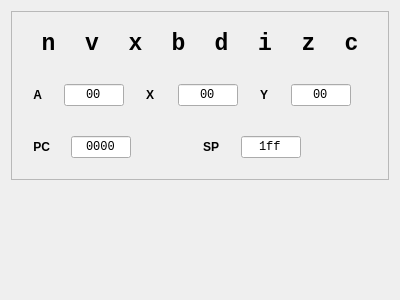
Before: the Qt Designer form debugger/src/reg_view.ui in Scoobadood/beem, drawn with Qt 5.
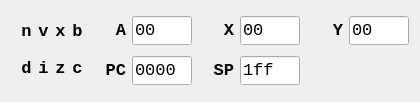
After: the same form once the commit is applied.

```diff
--- a/debugger/src/reg_view.ui
+++ b/debugger/src/reg_view.ui
@@ -6,71 +6,67 @@
    <rect>
     <x>0</x>
     <y>0</y>
-    <width>400</width>
-    <height>300</height>
+    <width>420</width>
+    <height>102</height>
    </rect>
   </property>
+  <property name="sizePolicy">
+   <sizepolicy hsizetype="Maximum" vsizetype="Maximum">
+    <horstretch>0</horstretch>
+    <verstretch>0</verstretch>
+   </sizepolicy>
+  </property>
+  <property name="minimumSize">
+   <size>
+    <width>420</width>
+    <height>102</height>
+   </size>
+  </property>
+  <property name="font">
+   <font>
+    <family>Courier New</family>
+    <pointsize>12</pointsize>
+   </font>
+  </property>
   <property name="windowTitle">
    <string>Form</string>
   </property>
-  <layout class="QVBoxLayout" name="verticalLayout_2">
-   <item alignment="Qt::AlignTop">
-    <widget class="QFrame" name="frame">
-     <property name="sizePolicy">
-      <sizepolicy hsizetype="Preferred" vsizetype="MinimumExpanding">
-       <horstretch>0</horstretch>
-       <verstretch>0</verstretch>
-      </sizepolicy>
-     </property>
-     <property name="frameShape">
-      <enum>QFrame::StyledPanel</enum>
-     </property>
-     <property name="frameShadow">
-      <enum>QFrame::Raised</enum>
-     </property>
-     <layout class="QVBoxLayout" name="verticalLayout">
+  <property name="styleSheet">
+   <string notr="true"/>
+  </property>
+  <layout class="QHBoxLayout" name="horizontalLayout">
       <item>
-       <layout class="QHBoxLayout" name="flags_layout">
+    <layout class="QHBoxLayout" name="horizontalLayout_2">
         <item>
-         <widget class="QWidget" name="flags" native="true">
-          <property name="minimumSize">
-           <size>
-            <width>1</width>
-            <height>0</height>
-           </size>
-          </property>
-          <layout class="QHBoxLayout" name="horizontalLayout_4">
-           <item>
-            <widget class="QLabel" name="lblN">
-             <property name="font">
-              <font>
-               <family>Courier New</family>
-               <pointsize>17</pointsize>
-               <bold>true</bold>
-               <kerning>false</kerning>
-              </font>
-             </property>
-             <property name="text">
-              <string>n</string>
-             </property>
-             <property name="textFormat">
-              <enum>Qt::PlainText</enum>
-             </property>
-             <property name="alignment">
-              <set>Qt::AlignCenter</set>
-             </property>
-            </widget>
-           </item>
-           <item>
+      <layout class="QGridLayout" name="gridLayout_2" rowminimumheight="0,0" columnminimumwidth="0,0,0,0">
+       <property name="leftMargin">
+        <number>10</number>
+       </property>
+       <item row="0" column="1">
             <widget class="QLabel" name="lblV">
+         <property name="sizePolicy">
+          <sizepolicy hsizetype="Preferred" vsizetype="Fixed">
+           <horstretch>0</horstretch>
+           <verstretch>0</verstretch>
+          </sizepolicy>
+         </property>
+         <property name="minimumSize">
+          <size>
+           <width>11</width>
+           <height>20</height>
+          </size>
+         </property>
              <property name="font">
               <font>
                <family>Courier New</family>
-               <pointsize>17</pointsize>
+           <pointsize>13</pointsize>
                <bold>true</bold>
                <kerning>false</kerning>
               </font>
              </property>
+         <property name="styleSheet">
+          <string notr="true">inherit</string>
+         </property>
              <property name="text">
               <string>v</string>
              </property>
@@ -82,58 +78,31 @@
              </property>
             </widget>
            </item>
-           <item>
-            <widget class="QLabel" name="lblX">
-             <property name="font">
-              <font>
-               <family>Courier New</family>
-               <pointsize>17</pointsize>
-               <bold>true</bold>
-               <kerning>false</kerning>
-              </font>
-             </property>
-             <property name="text">
-              <string>x</string>
-             </property>
-             <property name="textFormat">
-              <enum>Qt::PlainText</enum>
-             </property>
-             <property name="alignment">
-              <set>Qt::AlignCenter</set>
-             </property>
-            </widget>
-           </item>
-           <item>
-            <widget class="QLabel" name="lblB">
-             <property name="font">
-              <font>
-               <family>Courier New</family>
-               <pointsize>17</pointsize>
-               <bold>true</bold>
-               <kerning>false</kerning>
-              </font>
-             </property>
-             <property name="text">
-              <string>b</string>
-             </property>
-             <property name="textFormat">
-              <enum>Qt::PlainText</enum>
-             </property>
-             <property name="alignment">
-              <set>Qt::AlignCenter</set>
-             </property>
-            </widget>
-           </item>
-           <item>
+       <item row="1" column="0">
             <widget class="QLabel" name="lblD">
+         <property name="sizePolicy">
+          <sizepolicy hsizetype="Preferred" vsizetype="Fixed">
+           <horstretch>0</horstretch>
+           <verstretch>0</verstretch>
+          </sizepolicy>
+         </property>
+         <property name="minimumSize">
+          <size>
+           <width>11</width>
+           <height>20</height>
+          </size>
+         </property>
              <property name="font">
               <font>
                <family>Courier New</family>
-               <pointsize>17</pointsize>
+           <pointsize>13</pointsize>
                <bold>true</bold>
                <kerning>false</kerning>
               </font>
              </property>
+         <property name="styleSheet">
+          <string notr="true">inherit</string>
+         </property>
              <property name="text">
               <string>d</string>
              </property>
@@ -145,37 +114,31 @@
              </property>
             </widget>
            </item>
-           <item>
-            <widget class="QLabel" name="lblI">
-             <property name="font">
-              <font>
-               <family>Courier New</family>
-               <pointsize>17</pointsize>
-               <bold>true</bold>
-               <kerning>false</kerning>
-              </font>
-             </property>
-             <property name="text">
-              <string>i</string>
-             </property>
-             <property name="textFormat">
-              <enum>Qt::PlainText</enum>
-             </property>
-             <property name="alignment">
-              <set>Qt::AlignCenter</set>
-             </property>
-            </widget>
-           </item>
-           <item>
+       <item row="1" column="2">
             <widget class="QLabel" name="lblZ">
+         <property name="sizePolicy">
+          <sizepolicy hsizetype="Preferred" vsizetype="Fixed">
+           <horstretch>0</horstretch>
+           <verstretch>0</verstretch>
+          </sizepolicy>
+         </property>
+         <property name="minimumSize">
+          <size>
+           <width>11</width>
+           <height>20</height>
+          </size>
+         </property>
              <property name="font">
               <font>
                <family>Courier New</family>
-               <pointsize>17</pointsize>
+           <pointsize>13</pointsize>
                <bold>true</bold>
                <kerning>false</kerning>
               </font>
              </property>
+         <property name="styleSheet">
+          <string notr="true">inherit</string>
+         </property>
              <property name="text">
               <string>z</string>
              </property>
@@ -187,16 +150,175 @@
              </property>
             </widget>
            </item>
-           <item>
+       <item row="0" column="0">
+        <widget class="QLabel" name="lblN">
+         <property name="sizePolicy">
+          <sizepolicy hsizetype="Preferred" vsizetype="Fixed">
+           <horstretch>0</horstretch>
+           <verstretch>0</verstretch>
+          </sizepolicy>
+         </property>
+         <property name="minimumSize">
+          <size>
+           <width>11</width>
+           <height>20</height>
+          </size>
+         </property>
+         <property name="font">
+          <font>
+           <family>Courier New</family>
+           <pointsize>13</pointsize>
+           <bold>true</bold>
+           <kerning>false</kerning>
+          </font>
+         </property>
+         <property name="styleSheet">
+          <string notr="true">inherit</string>
+         </property>
+         <property name="text">
+          <string>n</string>
+         </property>
+         <property name="textFormat">
+          <enum>Qt::PlainText</enum>
+         </property>
+         <property name="alignment">
+          <set>Qt::AlignCenter</set>
+         </property>
+        </widget>
+       </item>
+       <item row="1" column="1">
+        <widget class="QLabel" name="lblI">
+         <property name="sizePolicy">
+          <sizepolicy hsizetype="Preferred" vsizetype="Fixed">
+           <horstretch>0</horstretch>
+           <verstretch>0</verstretch>
+          </sizepolicy>
+         </property>
+         <property name="minimumSize">
+          <size>
+           <width>11</width>
+           <height>20</height>
+          </size>
+         </property>
+         <property name="font">
+          <font>
+           <family>Courier New</family>
+           <pointsize>13</pointsize>
+           <bold>true</bold>
+           <kerning>false</kerning>
+          </font>
+         </property>
+         <property name="styleSheet">
+          <string notr="true">inherit</string>
+         </property>
+         <property name="text">
+          <string>i</string>
+         </property>
+         <property name="textFormat">
+          <enum>Qt::PlainText</enum>
+         </property>
+         <property name="alignment">
+          <set>Qt::AlignCenter</set>
+         </property>
+        </widget>
+       </item>
+       <item row="0" column="2">
+        <widget class="QLabel" name="lblX">
+         <property name="sizePolicy">
+          <sizepolicy hsizetype="Preferred" vsizetype="Fixed">
+           <horstretch>0</horstretch>
+           <verstretch>0</verstretch>
+          </sizepolicy>
+         </property>
+         <property name="minimumSize">
+          <size>
+           <width>11</width>
+           <height>20</height>
+          </size>
+         </property>
+         <property name="font">
+          <font>
+           <family>Courier New</family>
+           <pointsize>13</pointsize>
+           <bold>true</bold>
+           <kerning>false</kerning>
+          </font>
+         </property>
+         <property name="styleSheet">
+          <string notr="true">inherit</string>
+         </property>
+         <property name="text">
+          <string>x</string>
+         </property>
+         <property name="textFormat">
+          <enum>Qt::PlainText</enum>
+         </property>
+         <property name="alignment">
+          <set>Qt::AlignCenter</set>
+         </property>
+        </widget>
+       </item>
+       <item row="0" column="3">
+        <widget class="QLabel" name="lblB">
+         <property name="sizePolicy">
+          <sizepolicy hsizetype="Preferred" vsizetype="Fixed">
+           <horstretch>0</horstretch>
+           <verstretch>0</verstretch>
+          </sizepolicy>
+         </property>
+         <property name="minimumSize">
+          <size>
+           <width>11</width>
+           <height>20</height>
+          </size>
+         </property>
+         <property name="font">
+          <font>
+           <family>Courier New</family>
+           <pointsize>13</pointsize>
+           <bold>true</bold>
+           <kerning>false</kerning>
+          </font>
+         </property>
+         <property name="styleSheet">
+          <string notr="true">inherit</string>
+         </property>
+         <property name="text">
+          <string>b</string>
+         </property>
+         <property name="textFormat">
+          <enum>Qt::PlainText</enum>
+         </property>
+         <property name="alignment">
+          <set>Qt::AlignCenter</set>
+         </property>
+        </widget>
+       </item>
+       <item row="1" column="3">
             <widget class="QLabel" name="lblC">
+         <property name="sizePolicy">
+          <sizepolicy hsizetype="Preferred" vsizetype="Fixed">
+           <horstretch>0</horstretch>
+           <verstretch>0</verstretch>
+          </sizepolicy>
+         </property>
+         <property name="minimumSize">
+          <size>
+           <width>11</width>
+           <height>20</height>
+          </size>
+         </property>
              <property name="font">
               <font>
                <family>Courier New</family>
-               <pointsize>17</pointsize>
+           <pointsize>13</pointsize>
                <bold>true</bold>
                <kerning>false</kerning>
               </font>
              </property>
+         <property name="styleSheet">
+          <string notr="true">inherit</string>
+         </property>
              <property name="text">
               <string>c</string>
              </property>
@@ -209,38 +331,117 @@
             </widget>
            </item>
           </layout>
-         </widget>
-        </item>
-       </layout>
       </item>
       <item>
-       <layout class="QHBoxLayout" name="horizontalLayout" stretch="0,0,0,0,0,0">
-        <property name="leftMargin">
-         <number>12</number>
-        </property>
-        <property name="topMargin">
-         <number>12</number>
-        </property>
-        <property name="rightMargin">
-         <number>12</number>
-        </property>
-        <property name="bottomMargin">
-         <number>12</number>
-        </property>
-        <item alignment="Qt::AlignLeft">
+      <layout class="QGridLayout" name="gridLayout_3">
+       <item row="1" column="1">
+        <widget class="QLineEdit" name="txtPC">
+         <property name="sizePolicy">
+          <sizepolicy hsizetype="Expanding" vsizetype="Fixed">
+           <horstretch>0</horstretch>
+           <verstretch>0</verstretch>
+          </sizepolicy>
+         </property>
+         <property name="minimumSize">
+          <size>
+           <width>60</width>
+           <height>17</height>
+          </size>
+         </property>
+         <property name="maximumSize">
+          <size>
+           <width>60</width>
+           <height>16777215</height>
+          </size>
+         </property>
+         <property name="font">
+          <font>
+           <family>Courier New</family>
+           <pointsize>13</pointsize>
+           <kerning>false</kerning>
+          </font>
+         </property>
+         <property name="acceptDrops">
+          <bool>false</bool>
+         </property>
+         <property name="styleSheet">
+          <string notr="true">inherit</string>
+         </property>
+         <property name="text">
+          <string notr="true">0000</string>
+         </property>
+         <property name="maxLength">
+          <number>4</number>
+         </property>
+         <property name="frame">
+          <bool>true</bool>
+         </property>
+         <property name="alignment">
+          <set>Qt::AlignLeading|Qt::AlignLeft|Qt::AlignVCenter</set>
+         </property>
+         <property name="readOnly">
+          <bool>true</bool>
+         </property>
+        </widget>
+       </item>
+       <item row="1" column="0">
+        <widget class="QLabel" name="lblPC">
+         <property name="sizePolicy">
+          <sizepolicy hsizetype="Preferred" vsizetype="Fixed">
+           <horstretch>0</horstretch>
+           <verstretch>0</verstretch>
+          </sizepolicy>
+         </property>
+         <property name="minimumSize">
+          <size>
+           <width>25</width>
+           <height>22</height>
+          </size>
+         </property>
+         <property name="font">
+          <font>
+           <family>Courier New</family>
+           <pointsize>13</pointsize>
+           <bold>true</bold>
+           <kerning>false</kerning>
+          </font>
+         </property>
+         <property name="styleSheet">
+          <string notr="true">inherit</string>
+         </property>
+         <property name="text">
+          <string>PC</string>
+         </property>
+         <property name="alignment">
+          <set>Qt::AlignRight|Qt::AlignTrailing|Qt::AlignVCenter</set>
+         </property>
+        </widget>
+       </item>
+       <item row="0" column="0">
          <widget class="QLabel" name="lblA">
           <property name="sizePolicy">
-           <sizepolicy hsizetype="Preferred" vsizetype="Preferred">
-            <horstretch>1</horstretch>
+          <sizepolicy hsizetype="Preferred" vsizetype="Fixed">
+           <horstretch>0</horstretch>
             <verstretch>0</verstretch>
            </sizepolicy>
           </property>
+         <property name="minimumSize">
+          <size>
+           <width>10</width>
+           <height>16</height>
+          </size>
+         </property>
           <property name="font">
            <font>
+           <family>Courier New</family>
+           <pointsize>13</pointsize>
             <bold>true</bold>
             <kerning>false</kerning>
            </font>
           </property>
+         <property name="styleSheet">
+          <string notr="true">inherit</string>
+         </property>
           <property name="text">
            <string>A</string>
           </property>
@@ -249,60 +450,31 @@
           </property>
          </widget>
         </item>
-        <item alignment="Qt::AlignLeft">
-         <widget class="QLineEdit" name="txtA">
-          <property name="sizePolicy">
-           <sizepolicy hsizetype="Preferred" vsizetype="Fixed">
-            <horstretch>3</horstretch>
-            <verstretch>0</verstretch>
-           </sizepolicy>
-          </property>
-          <property name="maximumSize">
-           <size>
-            <width>60</width>
-            <height>16777215</height>
-           </size>
-          </property>
-          <property name="font">
-           <font>
-            <family>Courier New</family>
-            <kerning>false</kerning>
-           </font>
-          </property>
-          <property name="acceptDrops">
-           <bool>false</bool>
-          </property>
-          <property name="text">
-           <string notr="true">00</string>
-          </property>
-          <property name="maxLength">
-           <number>2</number>
-          </property>
-          <property name="frame">
-           <bool>true</bool>
-          </property>
-          <property name="alignment">
-           <set>Qt::AlignCenter</set>
-          </property>
-          <property name="readOnly">
-           <bool>true</bool>
-          </property>
-         </widget>
-        </item>
-        <item alignment="Qt::AlignLeft">
+       <item row="0" column="2">
          <widget class="QLabel" name="lblX_2">
           <property name="sizePolicy">
-           <sizepolicy hsizetype="Preferred" vsizetype="Preferred">
-            <horstretch>1</horstretch>
+          <sizepolicy hsizetype="Preferred" vsizetype="Fixed">
+           <horstretch>0</horstretch>
             <verstretch>0</verstretch>
            </sizepolicy>
           </property>
+         <property name="minimumSize">
+          <size>
+           <width>10</width>
+           <height>16</height>
+          </size>
+         </property>
           <property name="font">
            <font>
+           <family>Courier New</family>
+           <pointsize>13</pointsize>
             <bold>true</bold>
             <kerning>false</kerning>
            </font>
           </property>
+         <property name="styleSheet">
+          <string notr="true">inherit</string>
+         </property>
           <property name="text">
            <string>X</string>
           </property>
@@ -311,14 +483,103 @@
           </property>
          </widget>
         </item>
-        <item alignment="Qt::AlignLeft">
+       <item row="0" column="1">
+        <widget class="QLineEdit" name="txtA">
+         <property name="sizePolicy">
+          <sizepolicy hsizetype="Preferred" vsizetype="Fixed">
+           <horstretch>0</horstretch>
+           <verstretch>0</verstretch>
+          </sizepolicy>
+         </property>
+         <property name="minimumSize">
+          <size>
+           <width>60</width>
+           <height>17</height>
+          </size>
+         </property>
+         <property name="maximumSize">
+          <size>
+           <width>60</width>
+           <height>16777215</height>
+          </size>
+         </property>
+         <property name="font">
+          <font>
+           <family>Courier New</family>
+           <pointsize>13</pointsize>
+           <kerning>false</kerning>
+          </font>
+         </property>
+         <property name="acceptDrops">
+          <bool>false</bool>
+         </property>
+         <property name="styleSheet">
+          <string notr="true">inherit</string>
+         </property>
+         <property name="text">
+          <string notr="true">00</string>
+         </property>
+         <property name="maxLength">
+          <number>2</number>
+         </property>
+         <property name="frame">
+          <bool>true</bool>
+         </property>
+         <property name="alignment">
+          <set>Qt::AlignLeading|Qt::AlignLeft|Qt::AlignVCenter</set>
+         </property>
+         <property name="readOnly">
+          <bool>true</bool>
+         </property>
+        </widget>
+       </item>
+       <item row="1" column="2">
+        <widget class="QLabel" name="lblSP">
+         <property name="sizePolicy">
+          <sizepolicy hsizetype="Preferred" vsizetype="Fixed">
+           <horstretch>0</horstretch>
+           <verstretch>0</verstretch>
+          </sizepolicy>
+         </property>
+         <property name="minimumSize">
+          <size>
+           <width>19</width>
+           <height>18</height>
+          </size>
+         </property>
+         <property name="font">
+          <font>
+           <family>Courier New</family>
+           <pointsize>13</pointsize>
+           <bold>true</bold>
+           <kerning>false</kerning>
+          </font>
+         </property>
+         <property name="styleSheet">
+          <string notr="true">inherit</string>
+         </property>
+         <property name="text">
+          <string>SP</string>
+         </property>
+         <property name="alignment">
+          <set>Qt::AlignRight|Qt::AlignTrailing|Qt::AlignVCenter</set>
+         </property>
+        </widget>
+       </item>
+       <item row="0" column="3">
          <widget class="QLineEdit" name="txtX">
           <property name="sizePolicy">
            <sizepolicy hsizetype="Preferred" vsizetype="Fixed">
-            <horstretch>3</horstretch>
+           <horstretch>0</horstretch>
             <verstretch>0</verstretch>
            </sizepolicy>
           </property>
+         <property name="minimumSize">
+          <size>
+           <width>60</width>
+           <height>17</height>
+          </size>
+         </property>
           <property name="maximumSize">
            <size>
             <width>60</width>
@@ -328,12 +589,16 @@
           <property name="font">
            <font>
             <family>Courier New</family>
+           <pointsize>13</pointsize>
             <kerning>false</kerning>
            </font>
           </property>
           <property name="acceptDrops">
            <bool>false</bool>
           </property>
+         <property name="styleSheet">
+          <string notr="true">inherit</string>
+         </property>
           <property name="text">
            <string notr="true">00</string>
           </property>
@@ -344,27 +609,38 @@
            <bool>true</bool>
           </property>
           <property name="alignment">
-           <set>Qt::AlignCenter</set>
+          <set>Qt::AlignLeading|Qt::AlignLeft|Qt::AlignVCenter</set>
           </property>
           <property name="readOnly">
            <bool>true</bool>
           </property>
          </widget>
         </item>
-        <item alignment="Qt::AlignLeft">
+       <item row="0" column="4">
          <widget class="QLabel" name="lblY">
           <property name="sizePolicy">
-           <sizepolicy hsizetype="Preferred" vsizetype="Preferred">
-            <horstretch>1</horstretch>
+          <sizepolicy hsizetype="Preferred" vsizetype="Fixed">
+           <horstretch>0</horstretch>
             <verstretch>0</verstretch>
            </sizepolicy>
           </property>
+         <property name="minimumSize">
+          <size>
+           <width>10</width>
+           <height>16</height>
+          </size>
+         </property>
           <property name="font">
            <font>
+           <family>Courier New</family>
+           <pointsize>13</pointsize>
             <bold>true</bold>
             <kerning>false</kerning>
            </font>
           </property>
+         <property name="styleSheet">
+          <string notr="true">inherit</string>
+         </property>
           <property name="text">
            <string>Y</string>
           </property>
@@ -373,14 +649,20 @@
           </property>
          </widget>
         </item>
-        <item alignment="Qt::AlignLeft">
+       <item row="0" column="5">
          <widget class="QLineEdit" name="txtY">
           <property name="sizePolicy">
            <sizepolicy hsizetype="Preferred" vsizetype="Fixed">
-            <horstretch>3</horstretch>
+           <horstretch>0</horstretch>
             <verstretch>0</verstretch>
            </sizepolicy>
           </property>
+         <property name="minimumSize">
+          <size>
+           <width>60</width>
+           <height>17</height>
+          </size>
+         </property>
           <property name="maximumSize">
            <size>
             <width>60</width>
@@ -390,12 +672,16 @@
           <property name="font">
            <font>
             <family>Courier New</family>
+           <pointsize>13</pointsize>
             <kerning>false</kerning>
            </font>
           </property>
           <property name="acceptDrops">
            <bool>false</bool>
           </property>
+         <property name="styleSheet">
+          <string notr="true">inherit</string>
+         </property>
           <property name="text">
            <string notr="true">00</string>
           </property>
@@ -406,121 +692,27 @@
            <bool>true</bool>
           </property>
           <property name="alignment">
-           <set>Qt::AlignCenter</set>
+          <set>Qt::AlignLeading|Qt::AlignLeft|Qt::AlignVCenter</set>
           </property>
           <property name="readOnly">
            <bool>true</bool>
           </property>
          </widget>
         </item>
-       </layout>
-      </item>
-      <item>
-       <layout class="QHBoxLayout" name="horizontalLayout_2" stretch="0,0,0,0">
-        <property name="leftMargin">
-         <number>12</number>
-        </property>
-        <property name="topMargin">
-         <number>12</number>
-        </property>
-        <property name="rightMargin">
-         <number>12</number>
-        </property>
-        <property name="bottomMargin">
-         <number>12</number>
-        </property>
-        <item alignment="Qt::AlignLeft">
-         <widget class="QLabel" name="lblPC">
-          <property name="sizePolicy">
-           <sizepolicy hsizetype="Preferred" vsizetype="Preferred">
-            <horstretch>1</horstretch>
-            <verstretch>0</verstretch>
-           </sizepolicy>
-          </property>
-          <property name="font">
-           <font>
-            <bold>true</bold>
-            <kerning>false</kerning>
-           </font>
-          </property>
-          <property name="text">
-           <string>PC</string>
-          </property>
-          <property name="alignment">
-           <set>Qt::AlignRight|Qt::AlignTrailing|Qt::AlignVCenter</set>
-          </property>
-         </widget>
-        </item>
-        <item alignment="Qt::AlignLeft">
-         <widget class="QLineEdit" name="txtPC">
-          <property name="sizePolicy">
-           <sizepolicy hsizetype="Expanding" vsizetype="Fixed">
-            <horstretch>4</horstretch>
-            <verstretch>0</verstretch>
-           </sizepolicy>
-          </property>
-          <property name="maximumSize">
-           <size>
-            <width>60</width>
-            <height>16777215</height>
-           </size>
-          </property>
-          <property name="font">
-           <font>
-            <family>Courier New</family>
-            <kerning>false</kerning>
-           </font>
-          </property>
-          <property name="acceptDrops">
-           <bool>false</bool>
-          </property>
-          <property name="text">
-           <string notr="true">0000</string>
-          </property>
-          <property name="maxLength">
-           <number>4</number>
-          </property>
-          <property name="frame">
-           <bool>true</bool>
-          </property>
-          <property name="alignment">
-           <set>Qt::AlignCenter</set>
-          </property>
-          <property name="readOnly">
-           <bool>true</bool>
-          </property>
-         </widget>
-        </item>
-        <item alignment="Qt::AlignLeft">
-         <widget class="QLabel" name="lblSP">
-          <property name="sizePolicy">
-           <sizepolicy hsizetype="Preferred" vsizetype="Preferred">
-            <horstretch>1</horstretch>
-            <verstretch>0</verstretch>
-           </sizepolicy>
-          </property>
-          <property name="font">
-           <font>
-            <bold>true</bold>
-            <kerning>false</kerning>
-           </font>
-          </property>
-          <property name="text">
-           <string>SP</string>
-          </property>
-          <property name="alignment">
-           <set>Qt::AlignRight|Qt::AlignTrailing|Qt::AlignVCenter</set>
-          </property>
-         </widget>
-        </item>
-        <item alignment="Qt::AlignLeft">
+       <item row="1" column="3">
          <widget class="QLineEdit" name="txtSP">
           <property name="sizePolicy">
            <sizepolicy hsizetype="Expanding" vsizetype="Fixed">
-            <horstretch>4</horstretch>
+           <horstretch>0</horstretch>
             <verstretch>0</verstretch>
            </sizepolicy>
           </property>
+         <property name="minimumSize">
+          <size>
+           <width>60</width>
+           <height>17</height>
+          </size>
+         </property>
           <property name="maximumSize">
            <size>
             <width>60</width>
@@ -530,12 +722,16 @@
           <property name="font">
            <font>
             <family>Courier New</family>
+           <pointsize>13</pointsize>
             <kerning>false</kerning>
            </font>
           </property>
           <property name="acceptDrops">
            <bool>false</bool>
           </property>
+         <property name="styleSheet">
+          <string notr="true">inherit</string>
+         </property>
           <property name="text">
            <string notr="true">1ff</string>
           </property>
@@ -546,7 +742,7 @@
            <bool>true</bool>
           </property>
           <property name="alignment">
-           <set>Qt::AlignCenter</set>
+          <set>Qt::AlignLeading|Qt::AlignLeft|Qt::AlignVCenter</set>
           </property>
           <property name="readOnly">
            <bool>true</bool>
@@ -556,7 +752,6 @@
        </layout>
       </item>
      </layout>
-    </widget>
    </item>
   </layout>
  </widget>
```
Lines whose indentation alone changed are shown as unchanged.
